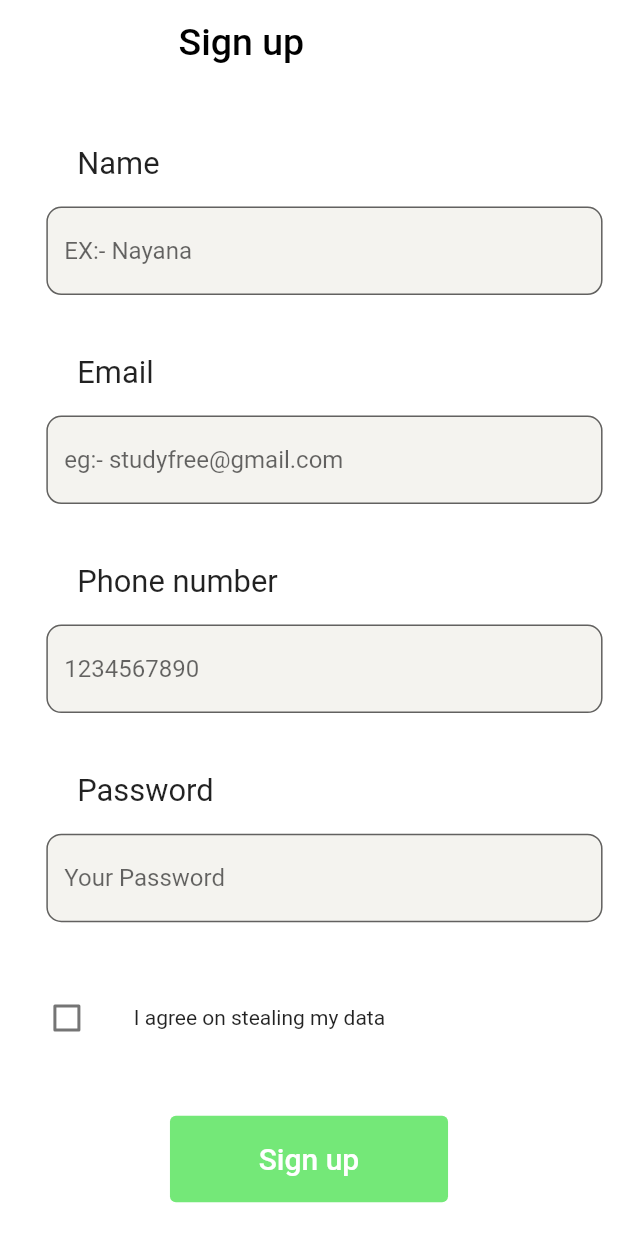
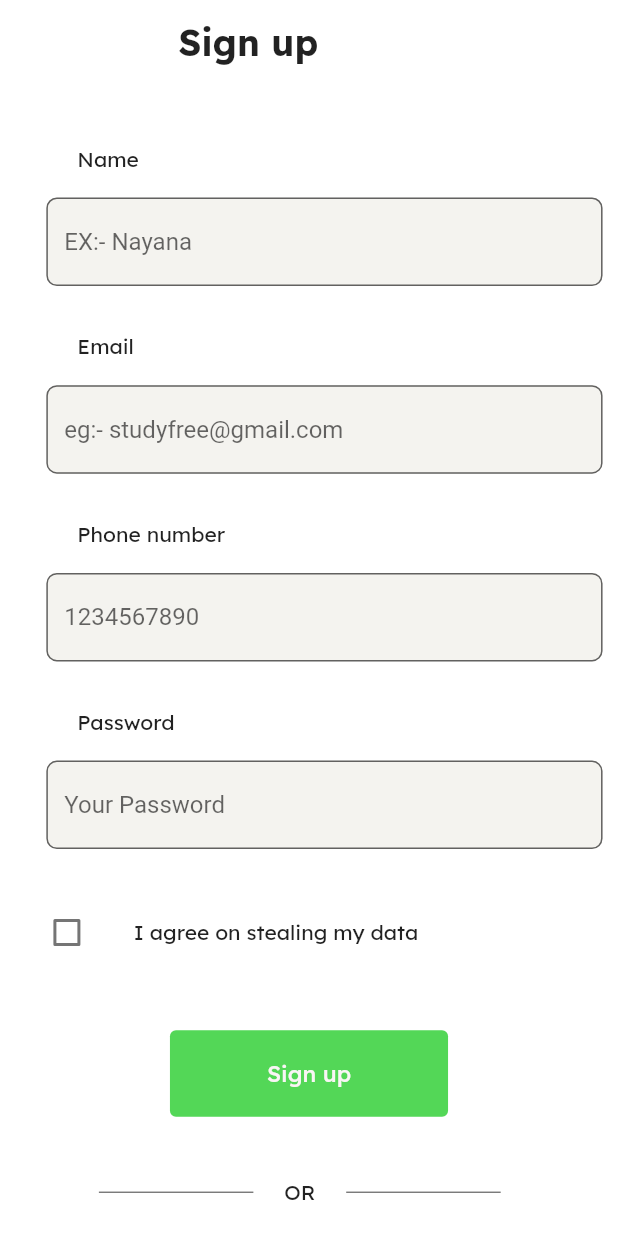
Before and after one commit to mohamedamine585/StudyFree, a Flutter app: the screen it shows after launch, after a tap on "Sign up", on a phone screen of 412 x 824 dp. Run offline on Flutter 3.47's test engine with Material 2 defaults, Android fonts, the phone set to English and light mode, and no system bars; our stand-ins replace flutter_svg, google_fonts.

Commit message:
add theme

```diff
--- a/lib/Presentation/Pages/signup_page.dart
+++ b/lib/Presentation/Pages/signup_page.dart
@@ -1,6 +1,7 @@
 import 'package:careerark/Presentation/Widgets/GoogleSignupbutton.dart';
 import 'package:careerark/Presentation/Widgets/signupbutton.dart';
 import 'package:careerark/Presentation/Widgets/SignupCheckbox.dart';
+import 'package:careerark/Presentation/utils/Theme.dart';
 import 'package:careerark/Presentation/utils/consts.dart';
 import 'package:flutter/material.dart';
 
@@ -39,9 +40,9 @@ class _SignuppageState extends State<Signuppage> {
           backgroundColor: Colors.white,
           title: Padding(
             padding: EdgeInsets.only(left: Screenwidth * 0.25),
-            child: const Text(
+            child: Text(
               "Sign up",
-              style: TextStyle(color: Colors.black, fontSize: 25),
+              style: myTheme.textTheme.headline6,
             ),
           )),
       body: SingleChildScrollView(
@@ -53,10 +54,7 @@ class _SignuppageState extends State<Signuppage> {
             Padding(
               padding: EdgeInsets.only(right: Screenwidth * 0.5),
               child: Container(
-                child: Text(
-                  "Name",
-                  style: TextStyle(fontSize: Screenwidth * 0.05),
-                ),
+                child: Text("Name", style: myTheme.textTheme.bodyText1),
                 width: Screenwidth * 0.25,
               ),
             ),
@@ -66,15 +64,17 @@ class _SignuppageState extends State<Signuppage> {
             Padding(
               padding: EdgeInsets.only(left: Screenwidth * 0.05),
               child: Container(
-                height: Screenlength * 0.1,
+                height: Screenlength * 0.09,
                 child: TextField(
                     controller: nameC,
                     decoration: InputDecoration(
+                        focusedBorder: OutlineInputBorder(
+                            borderSide: BorderSide(color: Colors.black)),
                         filled: true,
                         fillColor: Color.fromARGB(255, 244, 243, 239),
                         hintText: "EX:- Nayana",
                         border: OutlineInputBorder(
-                          borderRadius: BorderRadius.all(Radius.circular(10)),
+                          borderRadius: BorderRadius.all(Radius.circular(7)),
                         ))),
                 width: Screenwidth * 0.9,
               ),
@@ -85,10 +85,7 @@ class _SignuppageState extends State<Signuppage> {
             Padding(
               padding: EdgeInsets.only(right: Screenwidth * 0.5),
               child: Container(
-                child: Text(
-                  "Email",
-                  style: TextStyle(fontSize: Screenwidth * 0.05),
-                ),
+                child: Text("Email", style: myTheme.textTheme.bodyText1),
                 width: Screenwidth * 0.25,
               ),
             ),
@@ -98,15 +95,17 @@ class _SignuppageState extends State<Signuppage> {
             Padding(
               padding: EdgeInsets.only(left: Screenwidth * 0.05),
               child: Container(
-                height: Screenlength * 0.1,
+                height: Screenlength * 0.09,
                 child: TextField(
                     controller: emailC,
                     decoration: InputDecoration(
+                        focusedBorder: OutlineInputBorder(
+                            borderSide: BorderSide(color: Colors.black)),
                         filled: true,
                         fillColor: Color.fromARGB(255, 244, 243, 239),
                         hintText: "eg:- studyfree@gmail.com",
                         border: OutlineInputBorder(
-                          borderRadius: BorderRadius.all(Radius.circular(10)),
+                          borderRadius: BorderRadius.all(Radius.circular(7)),
                         ))),
                 width: Screenwidth * 0.9,
               ),
@@ -117,10 +116,7 @@ class _SignuppageState extends State<Signuppage> {
             Padding(
               padding: EdgeInsets.only(right: Screenwidth * 0.4),
               child: Container(
-                child: Text(
-                  "Phone number",
-                  style: TextStyle(fontSize: Screenwidth * 0.05),
-                ),
+                child: Text("Phone number", style: myTheme.textTheme.bodyText1),
                 width: Screenwidth * 0.35,
               ),
             ),
@@ -130,16 +126,18 @@ class _SignuppageState extends State<Signuppage> {
             Padding(
               padding: EdgeInsets.only(left: Screenwidth * 0.05),
               child: Container(
-                height: Screenlength * 0.1,
+                height: Screenlength * 0.09,
                 child: TextField(
                     controller: nbphoneC,
                     keyboardType: TextInputType.number,
                     decoration: InputDecoration(
+                        focusedBorder: OutlineInputBorder(
+                            borderSide: BorderSide(color: Colors.black)),
                         filled: true,
                         fillColor: Color.fromARGB(255, 244, 243, 239),
                         hintText: "1234567890",
                         border: OutlineInputBorder(
-                          borderRadius: BorderRadius.all(Radius.circular(10)),
+                          borderRadius: BorderRadius.all(Radius.circular(7)),
                         ))),
                 width: Screenwidth * 0.9,
               ),
@@ -150,10 +148,7 @@ class _SignuppageState extends State<Signuppage> {
             Padding(
               padding: EdgeInsets.only(right: Screenwidth * 0.4),
               child: Container(
-                child: Text(
-                  "Password",
-                  style: TextStyle(fontSize: Screenwidth * 0.05),
-                ),
+                child: Text("Password", style: myTheme.textTheme.bodyText1),
                 width: Screenwidth * 0.35,
               ),
             ),
@@ -163,16 +158,18 @@ class _SignuppageState extends State<Signuppage> {
             Padding(
               padding: EdgeInsets.only(left: Screenwidth * 0.05),
               child: Container(
-                height: Screenlength * 0.1,
+                height: Screenlength * 0.09,
                 child: TextField(
                     controller: passwordC,
                     obscureText: true,
                     decoration: InputDecoration(
+                        focusedBorder: OutlineInputBorder(
+                            borderSide: BorderSide(color: Colors.black)),
                         filled: true,
                         fillColor: Color.fromARGB(255, 244, 243, 239),
                         hintText: "Your Password",
                         border: OutlineInputBorder(
-                          borderRadius: BorderRadius.all(Radius.circular(10)),
+                          borderRadius: BorderRadius.all(Radius.circular(7)),
                         ))),
                 width: Screenwidth * 0.9,
               ),
@@ -191,7 +188,10 @@ class _SignuppageState extends State<Signuppage> {
                 ),
                 Container(
                   width: Screenwidth * 0.7,
-                  child: const Text("I agree on stealing my data"),
+                  child: Text(
+                    "I agree on stealing my data",
+                    style: myTheme.textTheme.bodyText1,
+                  ),
                 )
               ],
             ),
@@ -217,10 +217,7 @@ class _SignuppageState extends State<Signuppage> {
                 SizedBox(
                   width: Screenwidth * 0.05,
                 ),
-                const Text(
-                  "OR",
-                  style: TextStyle(fontSize: 18),
-                ),
+                Text("OR", style: myTheme.textTheme.bodyText1),
                 SizedBox(
                   width: Screenwidth * 0.05,
                 ),
--- a/lib/Presentation/Widgets/GoogleSignupbutton.dart
+++ b/lib/Presentation/Widgets/GoogleSignupbutton.dart
@@ -1,3 +1,4 @@
+import 'package:careerark/Presentation/utils/Theme.dart';
 import 'package:flutter/material.dart';
 import 'package:flutter_svg/flutter_svg.dart';
 
@@ -13,7 +14,10 @@ class GoogleSignupButton extends StatelessWidget {
         height: 24.0,
         width: 24.0,
       ),
-      label: Text('Sign up with Google'),
+      label: Text(
+        'Sign up with Google',
+        style: myTheme.textTheme.bodyText1,
+      ),
       style: ElevatedButton.styleFrom(
         primary: Colors.red, // Change the button color as needed
       ),
--- a/lib/Presentation/Widgets/signupbutton.dart
+++ b/lib/Presentation/Widgets/signupbutton.dart
@@ -1,3 +1,4 @@
+import 'package:careerark/Presentation/utils/Theme.dart';
 import 'package:careerark/Presentation/utils/consts.dart';
 import 'package:flutter/material.dart';
 
@@ -15,14 +16,9 @@ class _SignupbuttonState extends State<Signupbutton> {
       width: Screenwidth * 0.45,
       height: Screenlength * 0.07,
       child: TextButton(
-          style: ButtonStyle(
-              backgroundColor: MaterialStateColor.resolveWith(
-                  (states) => Color.fromARGB(255, 116, 232, 120))),
+          style: myTheme.textButtonTheme.style,
           onPressed: () {},
-          child: const Text(
-            "Sign up",
-            style: TextStyle(color: Colors.white, fontSize: 20),
-          )),
+          child: Text("Sign up", style: myTheme.textTheme.bodyText2)),
     );
   }
 }
--- /dev/null
+++ b/lib/Presentation/utils/Theme.dart
@@ -0,0 +1,19 @@
+import 'package:flutter/material.dart';
+import 'package:google_fonts/google_fonts.dart';
+
+final ThemeData myTheme = ThemeData(
+  textButtonTheme: TextButtonThemeData(
+      style: ButtonStyle(
+    backgroundColor: MaterialStateColor.resolveWith(
+        (states) => Color.fromARGB(255, 83, 215, 87)),
+  )),
+  textTheme: TextTheme(
+      headline6: GoogleFonts.lexend(
+        fontSize: 24.0,
+        fontWeight: FontWeight.bold,
+      ),
+      bodyText1: GoogleFonts.lexend(),
+      bodyText2: GoogleFonts.lexend(
+          color: Color.fromARGB(255, 249, 245, 245), fontSize: 15),
+      button: GoogleFonts.lexend()),
+);
--- a/pubspec.yaml
+++ b/pubspec.yaml
@@ -36,6 +36,7 @@ dependencies:
   # Use with the CupertinoIcons class for iOS style icons.
   cupertino_icons: ^1.0.2
   flutter_svg: ^2.0.9
+  google_fonts: ^6.1.0
 
 dev_dependencies:
   flutter_test:
```
Also changed, not shown: flutter_01.png (added), flutter_02.png (added), pubspec.lock.
